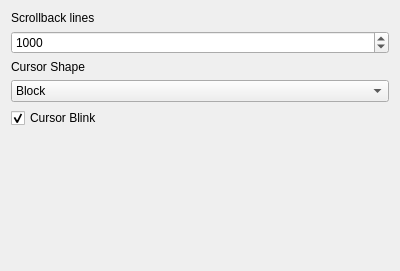
First picture: the form in src/globaloptions/globaloptionsterminalwidget.ui, repository QQxiaoming/quardCRT, before the edit.
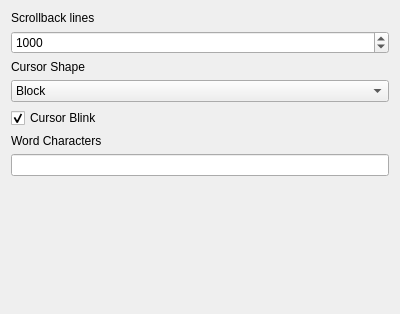
Second picture: the form after the edit.

```diff
--- a/src/globaloptions/globaloptionsterminalwidget.ui
+++ b/src/globaloptions/globaloptionsterminalwidget.ui
@@ -7,7 +7,7 @@
     <x>0</x>
     <y>0</y>
     <width>400</width>
-    <height>271</height>
+    <height>314</height>
    </rect>
   </property>
   <layout class="QVBoxLayout" name="verticalLayout">
@@ -64,6 +64,16 @@
      </property>
     </widget>
    </item>
+   <item>
+    <widget class="QLabel" name="label_2">
+     <property name="text">
+      <string>Word Characters</string>
+     </property>
+    </widget>
+   </item>
+   <item>
+    <widget class="QLineEdit" name="lineEditWordCharacters"/>
+   </item>
    <item>
     <spacer name="verticalSpacer">
      <property name="orientation">
```
